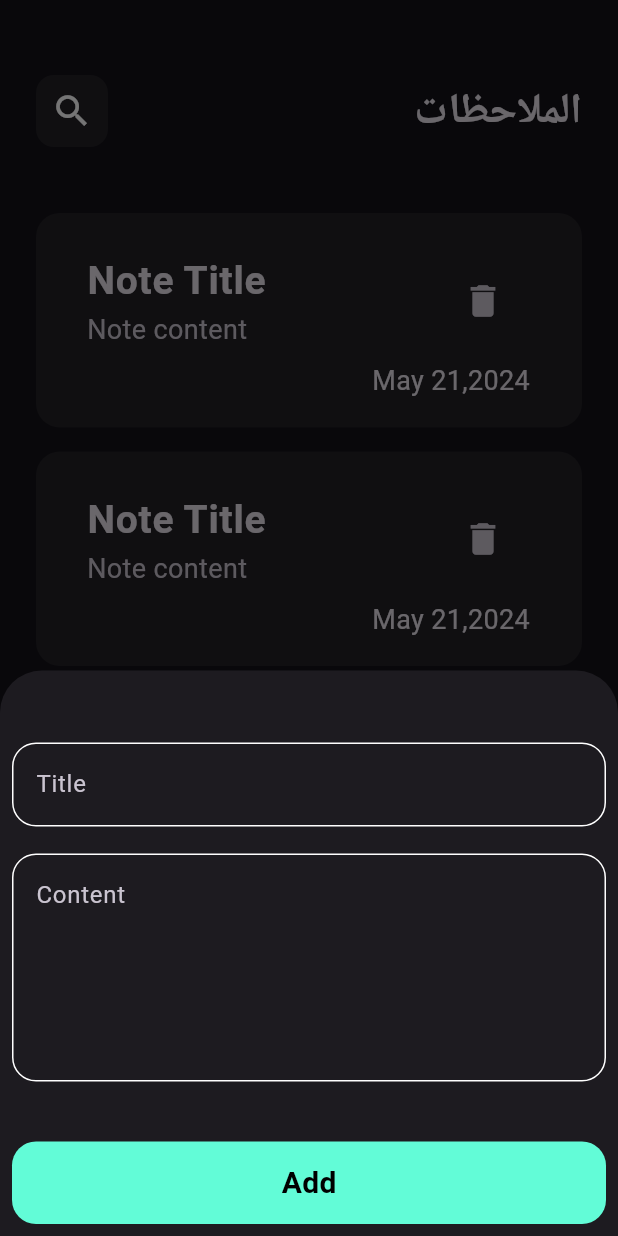
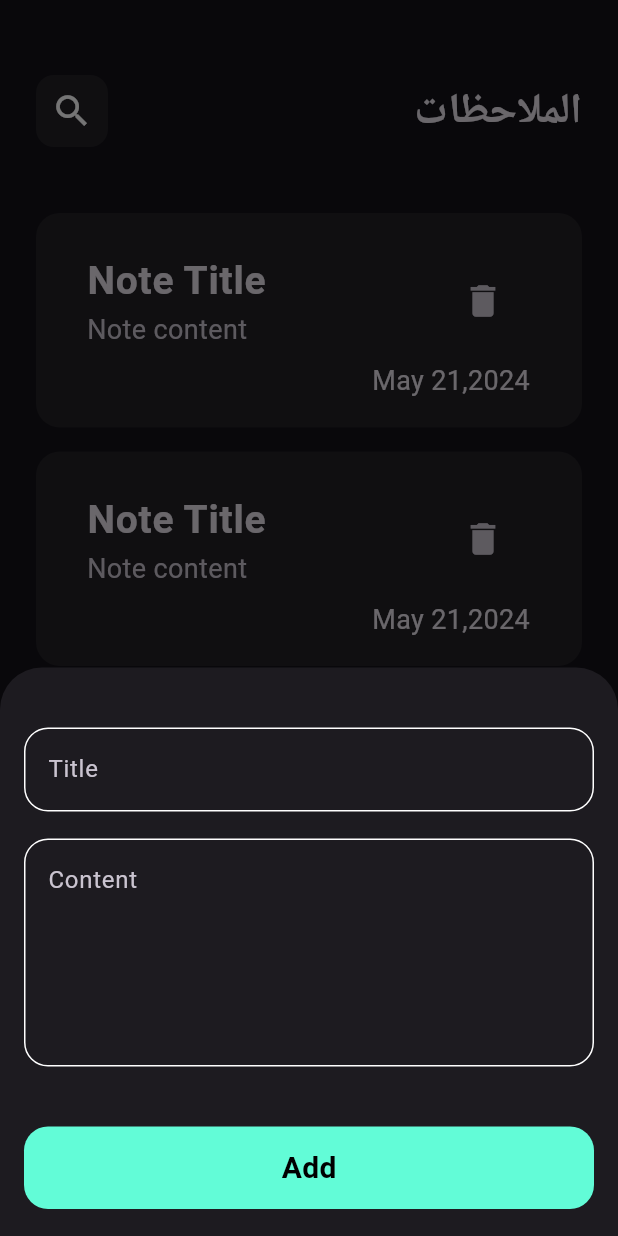
Before and after one commit to MohamedNaif/note_app, a Flutter app: the screen it shows after launch, after a tap on the "add" icon, on a phone screen of 412 x 824 dp. Run offline on Flutter 3.47's test engine with Material 3 defaults, Android fonts, the phone set to English and light mode, and no system bars; our stand-ins replace bloc, flutter_bloc, hive, hive_flutter, modal_progress_hud_nsn; accounts and stored records are empty.

Commit message:
fix some issue

```diff
--- a/lib/features/note_feature/presentation/views/notes_view.dart
+++ b/lib/features/note_feature/presentation/views/notes_view.dart
@@ -13,6 +13,7 @@ class NotesView extends StatelessWidget {
       floatingActionButton: FloatingActionButton(
         onPressed: () {
           showModalBottomSheet(
+            isScrollControlled: true,
             context: context,
             builder: (context) {
               return const AddNoteBottomSheet();
--- a/lib/features/note_feature/presentation/views/widgets/add_note_bottom_sheet.dart
+++ b/lib/features/note_feature/presentation/views/widgets/add_note_bottom_sheet.dart
@@ -25,9 +25,13 @@ class AddNoteBottomSheet extends StatelessWidget {
         builder: (context, state) {
           return AbsorbPointer(
             absorbing: state is AddNoteCubitLoading ? true : false,
-            child: const Padding(
-              padding: EdgeInsets.all(8.0),
-              child: SingleChildScrollView(child: AddNoteForm()),
+            child: Padding(
+              padding: EdgeInsets.only(
+                left: 16,
+                right: 16,
+                bottom: MediaQuery.of(context).viewInsets.bottom,
+              ),
+              child: const SingleChildScrollView(child: AddNoteForm()),
             ),
           );
         },
--- a/lib/features/note_feature/presentation/views/widgets/add_note_form.dart
+++ b/lib/features/note_feature/presentation/views/widgets/add_note_form.dart
@@ -46,10 +46,10 @@ class _AddNoteFormState extends State<AddNoteForm> {
           const SizedBox(
             height: 40,
           ),
-          BlocBuilder<AddNoteCubit, AddNoteCubitState >(
+          BlocBuilder<AddNoteCubit, AddNoteCubitState>(
             builder: (context, state) {
               return CustomButton(
-                      isLoading:state is AddNoteCubitLoading ? true : false,
+                isLoading: state is AddNoteCubitLoading ? true : false,
                 onTap: () {
                   if (_formKey.currentState!.validate()) {
                     _formKey.currentState!.save();
@@ -67,6 +67,9 @@ class _AddNoteFormState extends State<AddNoteForm> {
               );
             },
           ),
+          const SizedBox(
+            height: 18,
+          ),
         ],
       ),
     );
```
Lines whose indentation alone changed are shown as unchanged.
